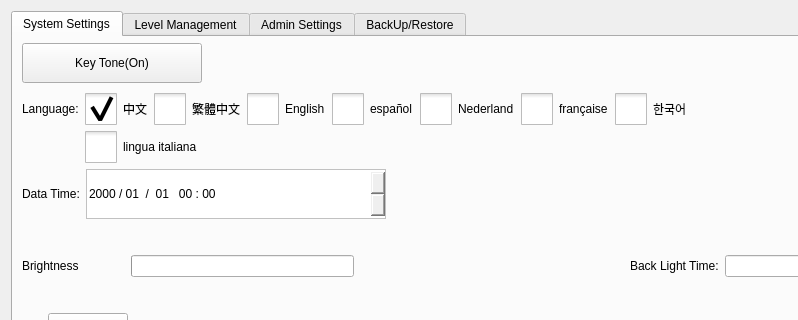
Above: hcsettings/ichcsystemsettingsframe.ui from dongdong-2009/3-5AxisRobot before the change; both pictures show x 0 to 798 and y 0 to 320 of the 1196 by 463 pixel window. Below: the same form after it.
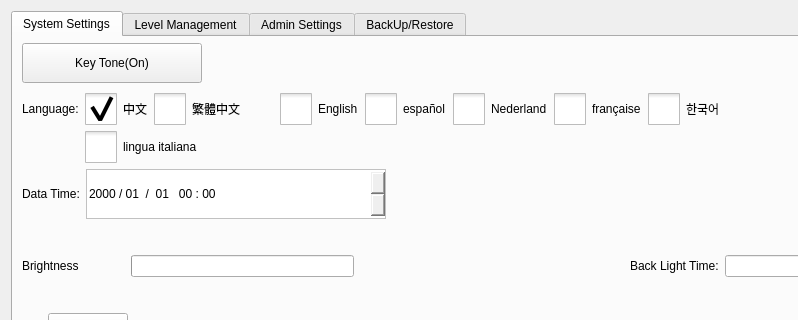
That is the form after the change. Icons and pictures are not drawn. Custom widgets are drawn as their Qt base class.

What changed in the file:
```diff
--- a/hcsettings/ichcsystemsettingsframe.ui
+++ b/hcsettings/ichcsystemsettingsframe.ui
@@ -197,6 +197,12 @@
          </item>
          <item row="0" column="2">
           <widget class="QCheckBox" name="hkBox">
+           <property name="minimumSize">
+            <size>
+             <width>120</width>
+             <height>0</height>
+            </size>
+           </property>
            <property name="styleSheet">
             <string notr="true">::indicator {
      width: 32px;
```
